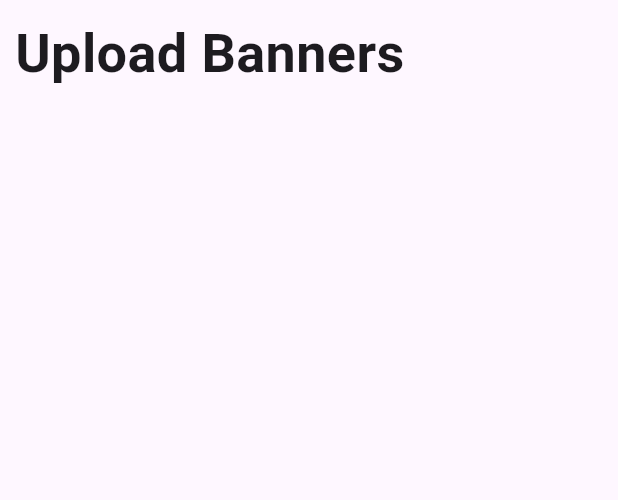
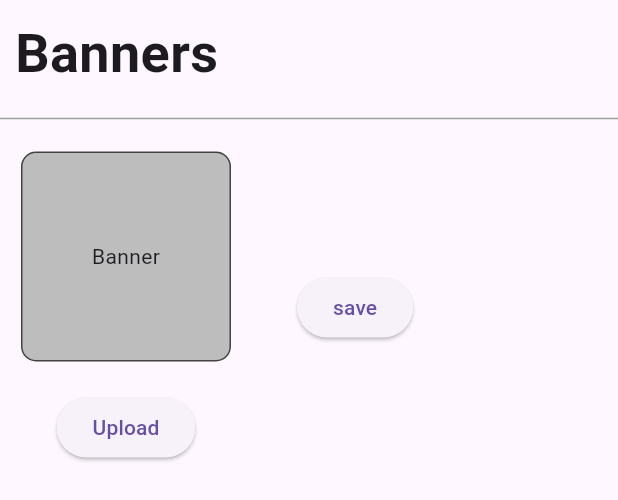
Before and after one commit to Medagangoda/multi_web_admin, a Flutter app: the UploadBannerScreen widget shown alone on an empty page, opened directly, on a phone screen of 412 x 824 dp. Shown: the top 500 px of the screen. Run offline on Flutter 3.47's test engine with Material 3 defaults, Android fonts, the phone set to English and light mode, and no system bars; our stand-ins replace file_picker; missing offline and left inert: flutter_admin_scaffold.

Commit message:
Upload Banner UI

```diff
--- a/multi_web_admin/lib/views/screens/side_bar_screens/upload_banner_screen.dart
+++ b/multi_web_admin/lib/views/screens/side_bar_screens/upload_banner_screen.dart
@@ -1,25 +1,97 @@
-
-
-
+import 'package:file_picker/file_picker.dart';
 import 'package:flutter/material.dart';
 
-class UploadBannerScreen extends StatelessWidget {
+class UploadBannerScreen extends StatefulWidget {
   static const String routeName = '\UploadBannerScreen';
+
+  @override
+  State<UploadBannerScreen> createState() => _UploadBannerScreenState();
+}
+
+class _UploadBannerScreenState extends State<UploadBannerScreen> {
+  dynamic _image;
+
+  String? fileName;
+
+  pickImage() async {
+    FilePickerResult? result = await FilePicker.platform
+        .pickFiles(allowMultiple: false, type: FileType.image);
+
+    if (result != null) {
+      setState(() {
+        _image = result.files.first.bytes;
+
+        fileName = result.files.first.name;
+      });
+    }
+  }
 
   @override
   Widget build(BuildContext context) {
     return SingleChildScrollView(
-        child: Container(
+      child: Column(
+        children: [
+          Container(
             alignment: Alignment.topLeft,
             padding: const EdgeInsets.all(10),
             child: const Text(
-            'Upload Banners',
+              'Banners',
               style: TextStyle(
                 fontWeight: FontWeight.w700,
                 fontSize: 36,
               ),
             ),
           ),
+          Divider(
+            color: Colors.grey,
+          ),
+          Row(
+            children: [
+              Padding(
+                padding: const EdgeInsets.all(14.0),
+                child: Column(
+                  children: [
+                    Container(
+                      height: 140,
+                      width: 140,
+                      decoration: BoxDecoration(
+                        color: Colors.grey.shade400,
+                        border: Border.all(color: Colors.grey.shade800),
+                        borderRadius: BorderRadius.circular(10),
+                      ),
+                      child: _image != null
+                          ? Image.memory(_image, fit:  BoxFit.cover,)
+                          : Center(
+                              child: Text('Banner'),
+                            ),
+                    ),
+                    SizedBox(
+                      height: 20,
+                    ),
+                    ElevatedButton(
+                      // style: ElevatedButton.styleFrom(
+                      //     backgroundColor: Colors.yellow.shade900),
+                      onPressed: () {
+                        pickImage();
+                      },
+                      child: Text('Upload'),
+                    ),
+                  ],
+                ),
+              ),
+              SizedBox(
+                width: 30,
+              ),
+              ElevatedButton(
+                // style: ElevatedButton.styleFrom(
+                //     backgroundColor: Colors.yellow.shade900),
+                onPressed: () {},
+                child: Text('save'),
+              ),
+            ],
+          )
+        ],
+      ),
     );
   }
 }
--- a/multi_web_admin/pubspec.yaml
+++ b/multi_web_admin/pubspec.yaml
@@ -39,6 +39,7 @@
   firebase_storage: ^12.3.7
   cloud_firestore: ^5.5.1
   flutter_admin_scaffold: ^1.3.0
+  file_picker: ^8.1.5
 
 dev_dependencies:
   flutter_test:
```
Also changed, not shown: multi_web_admin/pubspec.lock. Lines whose indentation alone changed are shown as unchanged.
